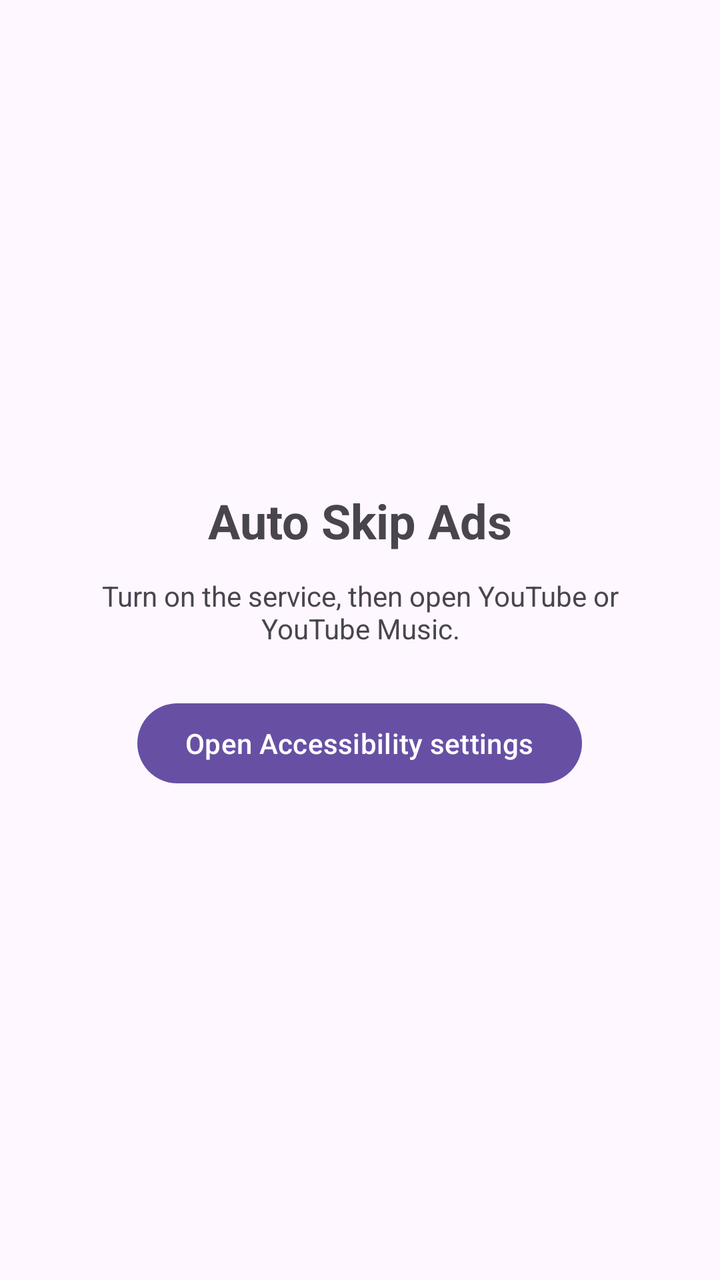
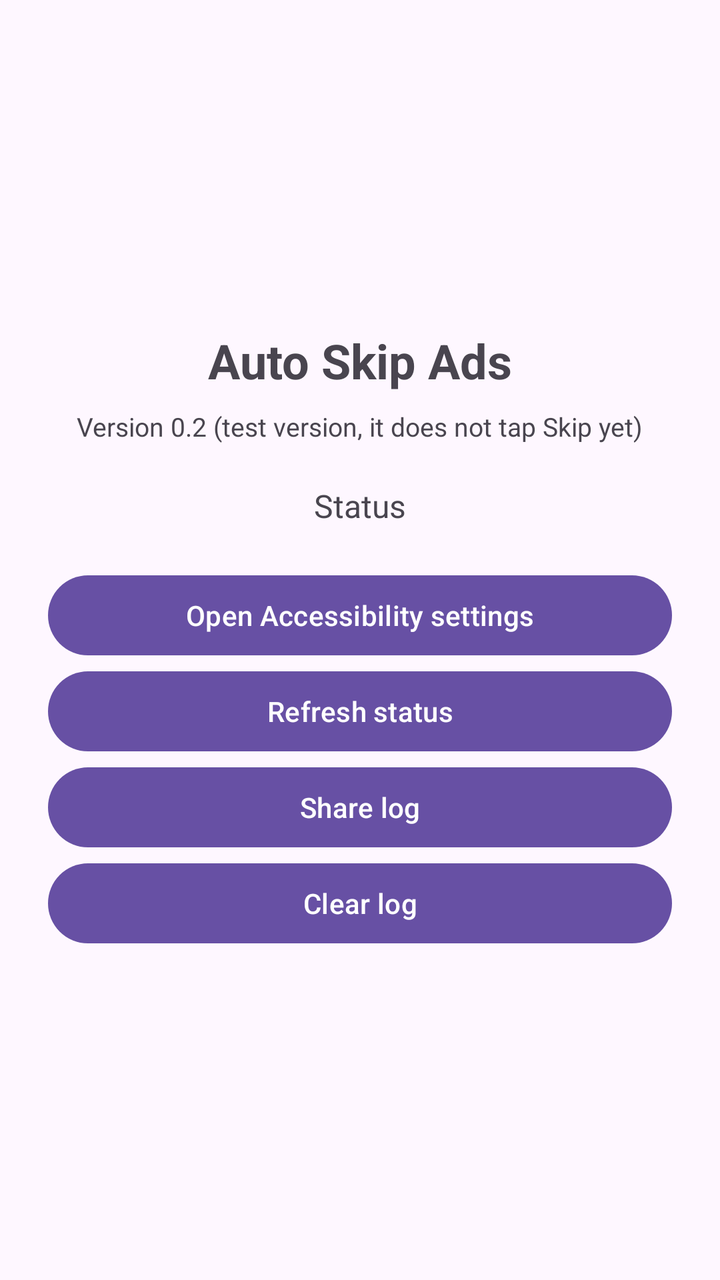

An Android layout rendered at two revisions. The XML below is the earlier revision; the diff shows what the commit changed to produce the second picture.
<!-- AndroidManifest.xml: application theme Theme.AutoSkipAds -->
<!-- res/layout/activity_main.xml -->
<?xml version="1.0" encoding="utf-8"?>
<LinearLayout xmlns:android="http://schemas.android.com/apk/res/android"
    xmlns:tools="http://schemas.android.com/tools"
    android:id="@+id/main"
    android:layout_width="match_parent"
    android:layout_height="match_parent"
    android:gravity="center"
    android:orientation="vertical"
    android:padding="24dp"
    tools:context=".MainActivity">

    <TextView
        android:layout_width="wrap_content"
        android:layout_height="wrap_content"
        android:text="Auto Skip Ads"
        android:textSize="24sp"
        android:textStyle="bold" />

    <TextView
        android:layout_width="wrap_content"
        android:layout_height="wrap_content"
        android:layout_marginTop="12dp"
        android:layout_marginBottom="24dp"
        android:gravity="center"
        android:text="Turn on the service, then open YouTube or YouTube Music." />

    <Button
        android:id="@+id/openSettingsButton"
        android:layout_width="wrap_content"
        android:layout_height="wrap_content"
        android:text="Open Accessibility settings" />

</LinearLayout>
<!-- resources referenced by this layout -->
<resources>
  <style name="Theme.AutoSkipAds" parent="Base.Theme.AutoSkipAds" />
  <style name="Base.Theme.AutoSkipAds" parent="Theme.Material3.DayNight.NoActionBar">
          
          
      </style>
</resources>

<!-- the commit's change to res/layout/activity_main.xml (unified diff, before → after) -->
@@ -19,15 +19,41 @@
     <TextView
         android:layout_width="wrap_content"
         android:layout_height="wrap_content"
-        android:layout_marginTop="12dp"
-        android:layout_marginBottom="24dp"
-        android:gravity="center"
-        android:text="Turn on the service, then open YouTube or YouTube Music." />
+        android:layout_marginTop="8dp"
+        android:text="Version 0.2 (test version, it does not tap Skip yet)"
+        android:textSize="13sp" />
+
+    <TextView
+        android:id="@+id/statusText"
+        android:layout_width="wrap_content"
+        android:layout_height="wrap_content"
+        android:layout_marginTop="20dp"
+        android:layout_marginBottom="20dp"
+        android:text="Status"
+        android:textSize="16sp" />
 
     <Button
         android:id="@+id/openSettingsButton"
-        android:layout_width="wrap_content"
+        android:layout_width="match_parent"
         android:layout_height="wrap_content"
         android:text="Open Accessibility settings" />
 
+    <Button
+        android:id="@+id/refreshButton"
+        android:layout_width="match_parent"
+        android:layout_height="wrap_content"
+        android:text="Refresh status" />
+
+    <Button
+        android:id="@+id/shareLogButton"
+        android:layout_width="match_parent"
+        android:layout_height="wrap_content"
+        android:text="Share log" />
+
+    <Button
+        android:id="@+id/clearLogButton"
+        android:layout_width="match_parent"
+        android:layout_height="wrap_content"
+        android:text="Clear log" />
+
 </LinearLayout>
